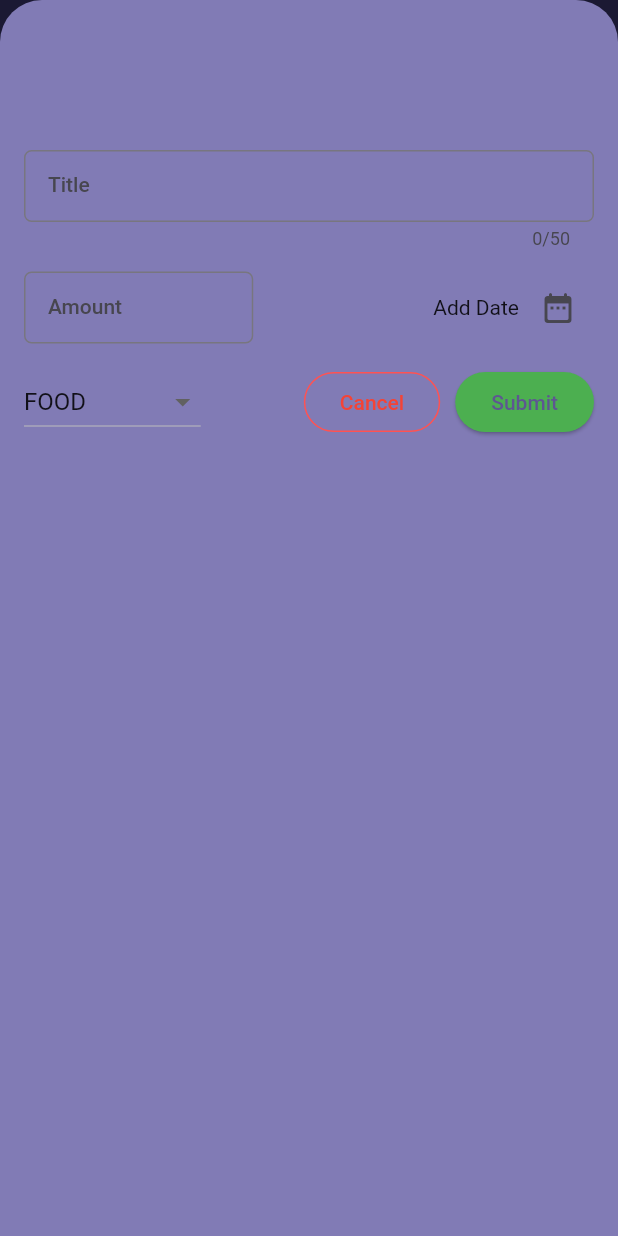
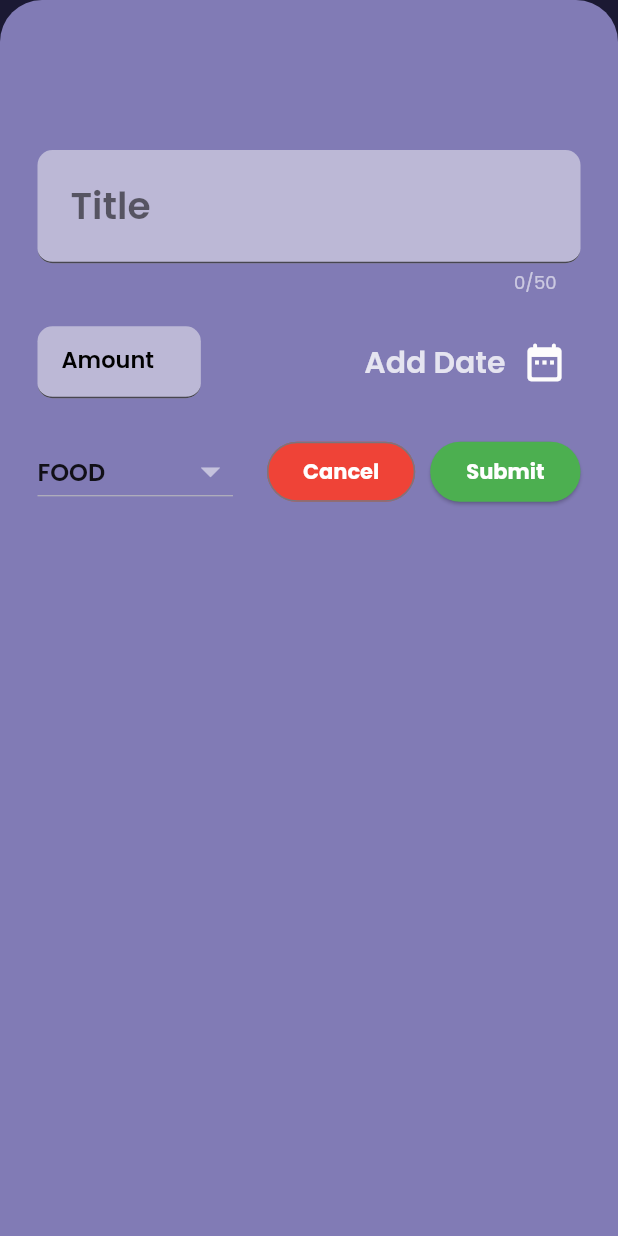
Before and after one commit to AsimRoyChowdhury/spendwise, a Flutter app: the screen it shows after launch, after a tap on the "add" icon, on a phone screen of 412 x 824 dp. Run offline on Flutter 3.47's test engine with Material 2 defaults, Android fonts, the phone set to English and light mode, and no system bars; our stand-ins replace google_fonts.

Commit message:
Updated UI and minor bug fixes

```diff
--- a/lib/widgets/expenses_list/expense_item.dart
+++ b/lib/widgets/expenses_list/expense_item.dart
@@ -1,4 +1,5 @@
 import 'package:flutter/material.dart';
+import 'package:google_fonts/google_fonts.dart';
 import 'package:spendwise/models/expense.dart';
 
 class ExpenseItem extends StatelessWidget {
@@ -10,22 +11,41 @@ class ExpenseItem extends StatelessWidget {
   Widget build(context) {
     return Card(
       child: Padding(
-        padding: const EdgeInsets.symmetric(horizontal: 20, vertical: 40),
+        padding: const EdgeInsets.symmetric(horizontal: 20, vertical: 20),
         child: Column(
+          crossAxisAlignment: CrossAxisAlignment.start,
           children: [
-            Text(expense.title),
-            const SizedBox(
-              height: 5,
+            Text(
+              expense.title,
+              style: GoogleFonts.poppins(
+                  fontSize: 30,
+                  fontWeight: FontWeight.bold,
+                  color: Color.fromARGB(255, 248, 248, 248)),
             ),
             Row(
               mainAxisAlignment: MainAxisAlignment.spaceBetween,
               children: [
-                Text('₹ ${expense.amount.toStringAsFixed(2)}'),
+                Text(
+                  '₹ ${expense.amount.toStringAsFixed(2)}',
+                  style: GoogleFonts.poppins(
+                      fontSize: 15,
+                      fontWeight: FontWeight.bold,
+                      color: const Color.fromARGB(255, 255, 234, 0)),
+                ),
                 Row(
                   children: [
-                    Icon(categoryIcon[expense.category]),
-                    const SizedBox(width: 5,),
-                    Text(expense.formatedDate),
+                    Icon(categoryIcon[expense.category],
+                        size: 35, color: const Color.fromARGB(255, 94, 217, 98)),
+                    const SizedBox(
+                      width: 5,
+                    ),
+                    Text(
+                      expense.formatedDate,
+                      style: GoogleFonts.poppins(
+                          fontSize: 15,
+                          fontWeight: FontWeight.bold,
+                          color: const Color.fromARGB(255, 137, 207, 139)),
+                    ),
                   ],
                 ),
               ],
--- a/lib/widgets/expenses_list/expenses_list.dart
+++ b/lib/widgets/expenses_list/expenses_list.dart
@@ -14,11 +14,16 @@ class ExpensesList extends StatelessWidget {
     return ListView.builder(
       itemCount: expenses.length,
       itemBuilder: (ctx, index) => Dismissible(
+        background: Container(
+          color: const Color.fromARGB(173, 244, 67, 54),
+          margin: EdgeInsets.zero,
+        ),
         onDismissed: (direction) {
           removeExpense(expenses[index]);
         },
         key: ValueKey(expenses[index]),
         child: ExpenseItem(expenses[index]),
-            ));
+      ),
+    );
   }
 }
--- a/lib/widgets/new_expense.dart
+++ b/lib/widgets/new_expense.dart
@@ -1,4 +1,5 @@
 import 'package:flutter/material.dart';
+import 'package:google_fonts/google_fonts.dart';
 import 'package:spendwise/models/expense.dart';
 
 class NewExpense extends StatefulWidget {
@@ -35,17 +36,30 @@ class _NewExpenseState extends State<NewExpense> {
     final enteredAmount = double.tryParse(_amountController.text);
     if (_titleController.text.trim().isEmpty ||
         enteredAmount == null ||
-        enteredAmount! <= 0 ||
+        enteredAmount <= 0 ||
         _selectedDate == null) {
       showDialog(
         context: context,
         builder: (ctx) => AlertDialog(
-          title: const Text('Invalid Input'),
-          content: const Text('Please enter correct Title, Amount and Date'),
+          backgroundColor: Color.fromARGB(255, 65, 60, 126),
+          title: Text(
+            'Invalid Input',
+            style: GoogleFonts.poppins(
+                color: Colors.white, fontWeight: FontWeight.bold),
+          ),
+          content: Text(
+            'Please enter correct Title, Amount and Date',
+            style: GoogleFonts.poppins(
+                color: Colors.white, fontWeight: FontWeight.bold),
+          ),
           actions: [
             OutlinedButton(
+              style: OutlinedButton.styleFrom(backgroundColor: Colors.white),
               onPressed: () => Navigator.pop(ctx),
-              child: const Text('Okay'),
+              child: Text(
+                'Okay',
+                style: GoogleFonts.poppins(fontWeight: FontWeight.bold),
+              ),
             ),
           ],
         ),
@@ -70,25 +84,40 @@ class _NewExpenseState extends State<NewExpense> {
   @override
   Widget build(context) {
     return Padding(
-      padding: const EdgeInsets.fromLTRB(16, 100, 16, 16),
+      padding: const EdgeInsets.fromLTRB(25, 100, 25, 16),
       child: Column(
         children: [
           TextField(
+            style: GoogleFonts.poppins(
+                color: Colors.black, fontWeight: FontWeight.bold, fontSize: 25),
             controller: _titleController,
             maxLength: 50,
-            decoration: const InputDecoration(
-              label: Text('Title'),
-              focusedBorder: OutlineInputBorder(
-                  borderRadius: BorderRadius.all(Radius.circular(20))),
-              border: OutlineInputBorder(
-                borderRadius: BorderRadius.all(
-                  Radius.circular(5),
-                ),
+            decoration: InputDecoration(
+              border: const UnderlineInputBorder(
+                  borderRadius: BorderRadius.all(Radius.circular(10))),
+              prefix: const Text(
+                ' ',
+                style: TextStyle(fontSize: 30),
+              ),
+              filled: true,
+              fillColor: const Color.fromARGB(126, 248, 247, 247),
+              counterStyle: GoogleFonts.poppins(
+                color: const Color.fromARGB(150, 255, 255, 255),
+              ),
+              // enabledBorder: InputBorder.none,
+              // focusedBorder: InputBorder.none,
+              label: Text(
+                ' Title',
+                style: GoogleFonts.poppins(
+                    color: Colors.black54,
+                    fontSize: 25,
+                    fontWeight: FontWeight.w600,
+                    height: 0),
               ),
             ),
           ),
           const SizedBox(
-            height: 15,
+            height: 20,
           ),
           Row(
             mainAxisAlignment: MainAxisAlignment.spaceBetween,
@@ -98,22 +127,23 @@ class _NewExpenseState extends State<NewExpense> {
                   controller: _amountController,
                   keyboardType:
                       const TextInputType.numberWithOptions(decimal: true),
-                  decoration: const InputDecoration(
+                  decoration: InputDecoration(
+                    border: UnderlineInputBorder(
+                        borderRadius: BorderRadius.circular(10)),
                     prefixText: '₹ ',
-                    label: Text('Amount'),
-                    focusedBorder: OutlineInputBorder(
-                        borderRadius: BorderRadius.all(Radius.circular(20))),
-                    border: OutlineInputBorder(
-                      borderRadius: BorderRadius.all(
-                        Radius.circular(5),
-                      ),
+                    label: Text(
+                      'Amount',
+                      style: GoogleFonts.poppins(
+                          fontWeight: FontWeight.w600,
+                          color: Colors.black,
+                          fontSize: 15),
                     ),
+                    filled: true,
+                    fillColor: const Color.fromARGB(126, 248, 247, 247),
                   ),
                 ),
               ),
-              const SizedBox(
-                width: 120,
-              ),
+              const Spacer(),
               Row(
                 crossAxisAlignment: CrossAxisAlignment.center,
                 children: [
@@ -121,31 +151,44 @@ class _NewExpenseState extends State<NewExpense> {
                     _selectedDate == null
                         ? 'Add Date'
                         : formatter.format(_selectedDate!),
+                    style: GoogleFonts.poppins(
+                        fontWeight: FontWeight.w600,
+                        color: const Color.fromARGB(202, 255, 255, 255),
+                        fontSize: 20),
                   ),
                   const SizedBox(
                     width: 2,
                   ),
                   IconButton(
                     onPressed: _presentDatePicker,
-                    icon: const Icon(Icons.date_range_rounded),
+                    icon: const Icon(Icons.date_range_rounded,
+                        color: Color.fromARGB(255, 253, 252, 252), size: 30),
                   ),
                 ],
               ),
             ],
           ),
           const SizedBox(
-            height: 15,
+            height: 25,
           ),
           Row(
             mainAxisAlignment: MainAxisAlignment.spaceAround,
             children: [
               DropdownButton(
+                dropdownColor: Color.fromARGB(255, 255, 255, 255),
+                iconSize: 30,
+                iconEnabledColor: Colors.white54,
                 value: _selectedCategory,
                 items: Category.values
                     .map(
                       (category) => DropdownMenuItem(
                         value: category,
-                        child: Text(category.name.toUpperCase()),
+                        child: Text(
+                          category.name.toUpperCase(),
+                          style: GoogleFonts.poppins(
+                            fontWeight: FontWeight.w600,
+                          ),
+                        ),
                       ),
                     )
                     .toList(),
@@ -162,14 +205,15 @@ class _NewExpenseState extends State<NewExpense> {
               const Spacer(),
               OutlinedButton(
                 style: ButtonStyle(
-                  side: MaterialStateProperty.all(
-                    const BorderSide(color: Colors.redAccent),
+                  backgroundColor: MaterialStateProperty.all(
+                    const Color.fromARGB(255, 239, 67, 55),
                   ),
                 ),
                 onPressed: () => Navigator.pop(context),
-                child: const Text(
+                child: Text(
                   'Cancel',
-                  style: TextStyle(color: Colors.red),
+                  style: GoogleFonts.poppins(
+                      fontWeight: FontWeight.bold, color: Colors.white),
                 ),
               ),
               const SizedBox(
@@ -178,7 +222,11 @@ class _NewExpenseState extends State<NewExpense> {
               ElevatedButton(
                 style: ElevatedButton.styleFrom(backgroundColor: Colors.green),
                 onPressed: _submitForm,
-                child: const Text('Submit'),
+                child: Text(
+                  'Submit',
+                  style: GoogleFonts.poppins(
+                      color: Colors.white, fontWeight: FontWeight.bold),
+                ),
               ),
             ],
           ),
```
Lines whose indentation alone changed are shown as unchanged.
